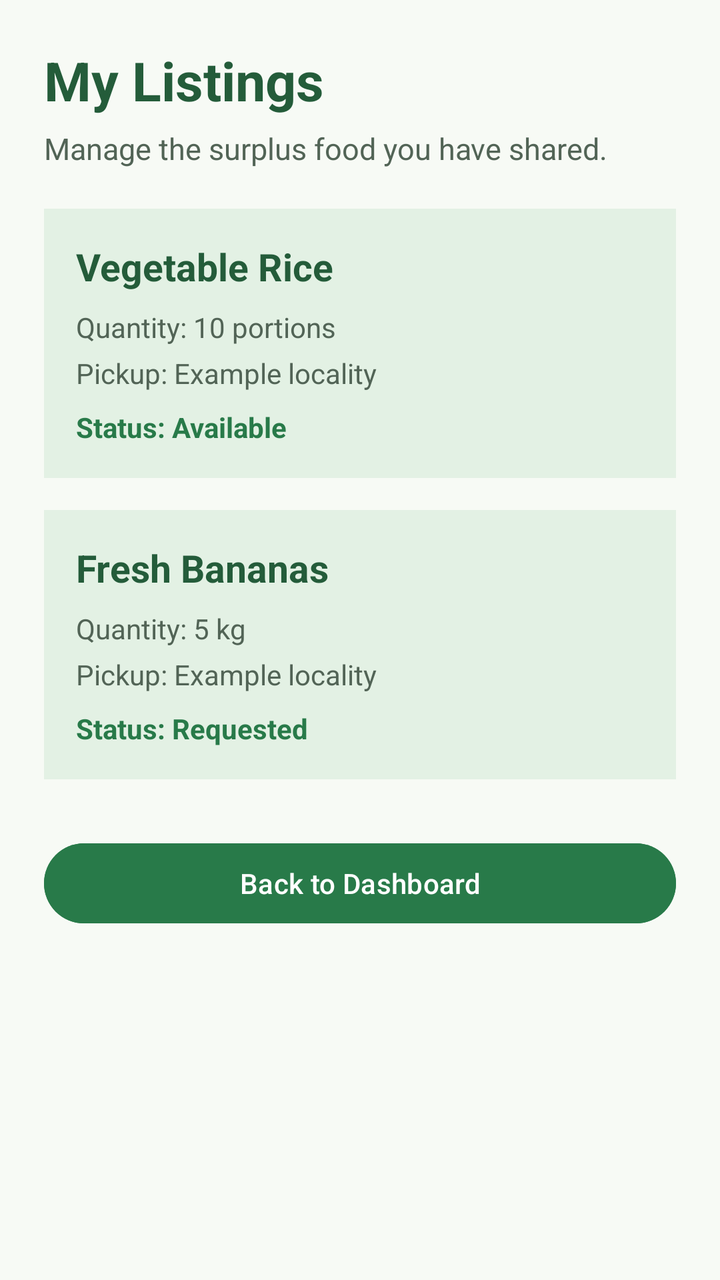
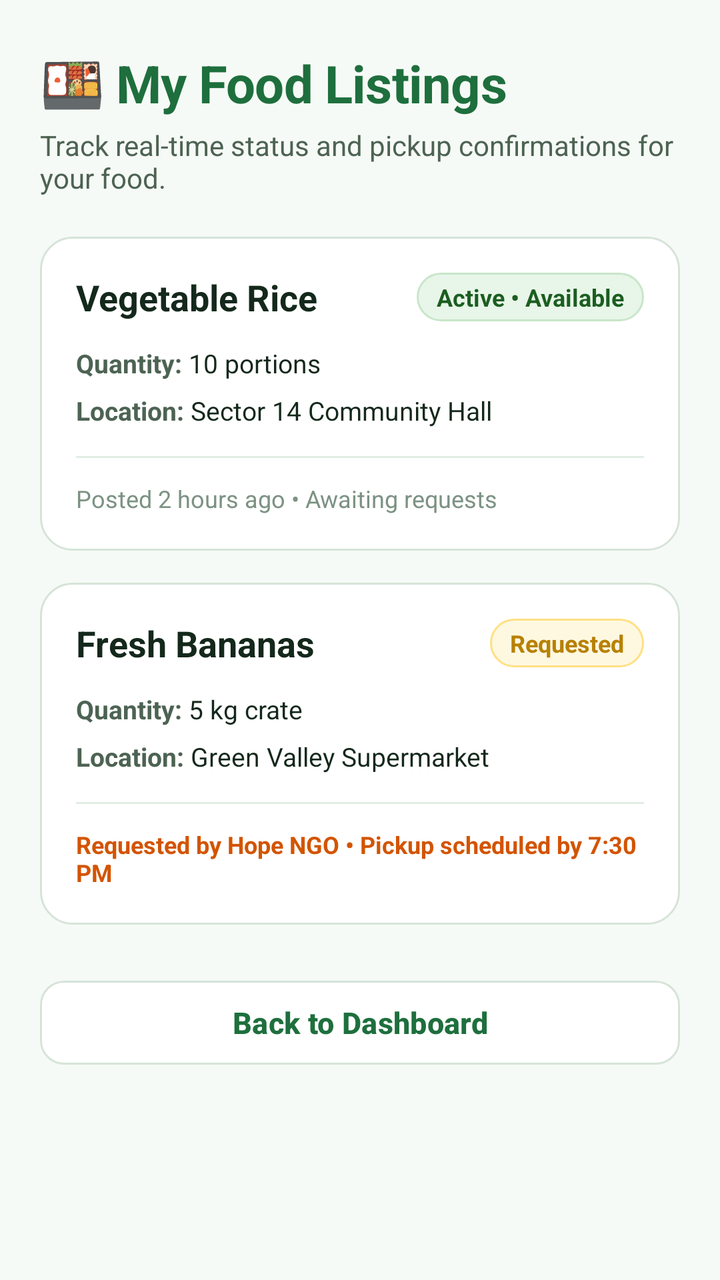

The first picture is an Android layout as it rendered before a commit; the second is the same layout after the commit. The layout source and the unified diff follow.
<!-- AndroidManifest.xml: application theme Theme.MealCycle -->
<!-- res/layout/activity_my_listings.xml -->
<?xml version="1.0" encoding="utf-8"?>
<ScrollView xmlns:android="http://schemas.android.com/apk/res/android"
    android:layout_width="match_parent"
    android:layout_height="match_parent"
    android:background="#F7FAF5"
    android:fillViewport="true">

    <LinearLayout
        android:layout_width="match_parent"
        android:layout_height="wrap_content"
        android:orientation="vertical"
        android:padding="22dp">

        <TextView
            android:layout_width="wrap_content"
            android:layout_height="wrap_content"
            android:text="My Listings"
            android:textColor="#245C3A"
            android:textSize="27sp"
            android:textStyle="bold" />

        <TextView
            android:layout_width="match_parent"
            android:layout_height="wrap_content"
            android:layout_marginTop="6dp"
            android:layout_marginBottom="20dp"
            android:text="Manage the surplus food you have shared."
            android:textColor="#526456"
            android:textSize="15sp" />

        
        <LinearLayout
            android:layout_width="match_parent"
            android:layout_height="wrap_content"
            android:layout_marginBottom="16dp"
            android:background="#E3F1E4"
            android:orientation="vertical"
            android:padding="16dp">

            <TextView
                android:layout_width="wrap_content"
                android:layout_height="wrap_content"
                android:text="Vegetable Rice"
                android:textColor="#245C3A"
                android:textSize="19sp"
                android:textStyle="bold" />

            <TextView
                android:layout_width="wrap_content"
                android:layout_height="wrap_content"
                android:layout_marginTop="8dp"
                android:text="Quantity: 10 portions"
                android:textColor="#526456"
                android:textSize="14sp" />

            <TextView
                android:layout_width="wrap_content"
                android:layout_height="wrap_content"
                android:layout_marginTop="4dp"
                android:text="Pickup: Example locality"
                android:textColor="#526456"
                android:textSize="14sp" />

            <TextView
                android:layout_width="wrap_content"
                android:layout_height="wrap_content"
                android:layout_marginTop="8dp"
                android:text="Status: Available"
                android:textColor="#287A49"
                android:textStyle="bold" />

        </LinearLayout>

        
        <LinearLayout
            android:layout_width="match_parent"
            android:layout_height="wrap_content"
            android:layout_marginBottom="16dp"
            android:background="#E3F1E4"
            android:orientation="vertical"
            android:padding="16dp">

            <TextView
                android:layout_width="wrap_content"
                android:layout_height="wrap_content"
                android:text="Fresh Bananas"
                android:textColor="#245C3A"
                android:textSize="19sp"
                android:textStyle="bold" />

            <TextView
                android:layout_width="wrap_content"
                android:layout_height="wrap_content"
                android:layout_marginTop="8dp"
                android:text="Quantity: 5 kg"
                android:textColor="#526456"
                android:textSize="14sp" />

            <TextView
                android:layout_width="wrap_content"
                android:layout_height="wrap_content"
                android:layout_marginTop="4dp"
                android:text="Pickup: Example locality"
                android:textColor="#526456"
                android:textSize="14sp" />

            <TextView
                android:layout_width="wrap_content"
                android:layout_height="wrap_content"
                android:layout_marginTop="8dp"
                android:text="Status: Requested"
                android:textColor="#287A49"
                android:textStyle="bold" />

        </LinearLayout>

        <Button
            android:id="@+id/btnBackToDashboard"
            android:layout_width="match_parent"
            android:layout_height="wrap_content"
            android:layout_marginTop="12dp"
            android:backgroundTint="#287A49"
            android:text="Back to Dashboard"
            android:textColor="#FFFFFF" />

    </LinearLayout>

</ScrollView>
<!-- resources referenced by this layout -->
<resources>
  <style name="Theme.MealCycle" parent="Base.Theme.MealCycle" />
  <style name="Base.Theme.MealCycle" parent="Theme.Material3.DayNight.NoActionBar">
          
          
      </style>
</resources>

<!-- the commit's change to res/layout/activity_my_listings.xml (unified diff, before → after) -->
@@ -1,127 +1,245 @@
 <?xml version="1.0" encoding="utf-8"?>
-<ScrollView xmlns:android="http://schemas.android.com/apk/res/android"
+<ScrollView
+    xmlns:android="http://schemas.android.com/apk/res/android"
+    xmlns:app="http://schemas.android.com/apk/res-auto"
     android:layout_width="match_parent"
     android:layout_height="match_parent"
-    android:background="#F7FAF5"
-    android:fillViewport="true">
+    android:fillViewport="true"
+    android:background="@color/bg_main">
 
     <LinearLayout
         android:layout_width="match_parent"
         android:layout_height="wrap_content"
         android:orientation="vertical"
-        android:padding="22dp">
+        android:paddingHorizontal="20dp"
+        android:paddingVertical="24dp">
 
         <TextView
             android:layout_width="wrap_content"
             android:layout_height="wrap_content"
-            android:text="My Listings"
-            android:textColor="#245C3A"
-            android:textSize="27sp"
-            android:textStyle="bold" />
+            android:text="🍱 My Food Listings"
+            android:textSize="26sp"
+            android:textStyle="bold"
+            android:textColor="@color/primary"
+            android:letterSpacing="-0.01" />
 
         <TextView
             android:layout_width="match_parent"
             android:layout_height="wrap_content"
-            android:layout_marginTop="6dp"
-            android:layout_marginBottom="20dp"
-            android:text="Manage the surplus food you have shared."
-            android:textColor="#526456"
-            android:textSize="15sp" />
+            android:text="Track real-time status and pickup confirmations for your food."
+            android:textSize="14sp"
+            android:textColor="@color/text_secondary"
+            android:layout_marginTop="4dp"
+            android:layout_marginBottom="20dp" />
 
         
         <LinearLayout
             android:layout_width="match_parent"
             android:layout_height="wrap_content"
-            android:layout_marginBottom="16dp"
-            android:background="#E3F1E4"
             android:orientation="vertical"
-            android:padding="16dp">
+            android:background="@drawable/bg_card_white"
+            android:padding="18dp"
+            android:layout_marginBottom="16dp">
+
+            <LinearLayout
+                android:layout_width="match_parent"
+                android:layout_height="wrap_content"
+                android:orientation="horizontal"
+                android:gravity="center_vertical">
+
+                <TextView
+                    android:layout_width="0dp"
+                    android:layout_height="wrap_content"
+                    android:layout_weight="1"
+                    android:text="Vegetable Rice"
+                    android:textSize="18sp"
+                    android:textStyle="bold"
+                    android:textColor="@color/text_primary" />
+
+                <TextView
+                    android:layout_width="wrap_content"
+                    android:layout_height="wrap_content"
+                    android:background="@drawable/bg_badge_available"
+                    android:text="Active • Available"
+                    android:textSize="12sp"
+                    android:textStyle="bold"
+                    android:textColor="@color/badge_available_text"
+                    android:paddingHorizontal="10dp"
+                    android:paddingVertical="4dp" />
+            </LinearLayout>
+
+            <LinearLayout
+                android:layout_width="match_parent"
+                android:layout_height="wrap_content"
+                android:orientation="horizontal"
+                android:layout_marginTop="12dp">
+
+                <TextView
+                    android:layout_width="wrap_content"
+                    android:layout_height="wrap_content"
+                    android:text="Quantity: "
+                    android:textSize="13sp"
+                    android:textStyle="bold"
+                    android:textColor="@color/text_secondary" />
+
+                <TextView
+                    android:layout_width="wrap_content"
+                    android:layout_height="wrap_content"
+                    android:text="10 portions"
+                    android:textSize="13sp"
+                    android:textColor="@color/text_primary" />
+            </LinearLayout>
+
+            <LinearLayout
+                android:layout_width="match_parent"
+                android:layout_height="wrap_content"
+                android:orientation="horizontal"
+                android:layout_marginTop="6dp">
+
+                <TextView
+                    android:layout_width="wrap_content"
+                    android:layout_height="wrap_content"
+                    android:text="Location: "
+                    android:textSize="13sp"
+                    android:textStyle="bold"
+                    android:textColor="@color/text_secondary" />
+
+                <TextView
+                    android:layout_width="wrap_content"
+                    android:layout_height="wrap_content"
+                    android:text="Sector 14 Community Hall"
+                    android:textSize="13sp"
+                    android:textColor="@color/text_primary" />
+            </LinearLayout>
+
+            <View
+                android:layout_width="match_parent"
+                android:layout_height="1dp"
+                android:background="@color/divider_color"
+                android:layout_marginTop="14dp"
+                android:layout_marginBottom="12dp" />
 
             <TextView
                 android:layout_width="wrap_content"
                 android:layout_height="wrap_content"
-                android:text="Vegetable Rice"
-                android:textColor="#245C3A"
-                android:textSize="19sp"
-                android:textStyle="bold" />
+                android:text="Posted 2 hours ago • Awaiting requests"
+                android:textSize="12sp"
+                android:textColor="@color/text_muted" />
+
+        </LinearLayout>
+
+        
+        <LinearLayout
+            android:layout_width="match_parent"
+            android:layout_height="wrap_content"
+            android:orientation="vertical"
+            android:background="@drawable/bg_card_white"
+            android:padding="18dp"
+            android:layout_marginBottom="24dp">
+
+            <LinearLayout
+                android:layout_width="match_parent"
+                android:layout_height="wrap_content"
+                android:orientation="horizontal"
+                android:gravity="center_vertical">
+
+                <TextView
+                    android:layout_width="0dp"
+                    android:layout_height="wrap_content"
+                    android:layout_weight="1"
+                    android:text="Fresh Bananas"
+                    android:textSize="18sp"
+                    android:textStyle="bold"
+                    android:textColor="@color/text_primary" />
+
+                <TextView
+                    android:layout_width="wrap_content"
+                    android:layout_height="wrap_content"
+                    android:background="@drawable/bg_badge_pending"
+                    android:text="Requested"
+                    android:textSize="12sp"
+                    android:textStyle="bold"
+                    android:textColor="@color/badge_pending_text"
+                    android:paddingHorizontal="10dp"
+                    android:paddingVertical="4dp" />
+            </LinearLayout>
+
+            <LinearLayout
+                android:layout_width="match_parent"
+                android:layout_height="wrap_content"
+                android:orientation="horizontal"
+                android:layout_marginTop="12dp">
+
+                <TextView
+                    android:layout_width="wrap_content"
+                    android:layout_height="wrap_content"
+                    android:text="Quantity: "
+                    android:textSize="13sp"
+                    android:textStyle="bold"
+                    android:textColor="@color/text_secondary" />
+
+                <TextView
+                    android:layout_width="wrap_content"
+                    android:layout_height="wrap_content"
+                    android:text="5 kg crate"
+                    android:textSize="13sp"
+                    android:textColor="@color/text_primary" />
+            </LinearLayout>
+
+            <LinearLayout
+                android:layout_width="match_parent"
+                android:layout_height="wrap_content"
+                android:orientation="horizontal"
+                android:layout_marginTop="6dp">
+
+                <TextView
+                    android:layout_width="wrap_content"
+                    android:layout_height="wrap_content"
+                    android:text="Location: "
+                    android:textSize="13sp"
+                    android:textStyle="bold"
+                    android:textColor="@color/text_secondary" />
+
+                <TextView
+                    android:layout_width="wrap_content"
+                    android:layout_height="wrap_content"
+                    android:text="Green Valley Supermarket"
+                    android:textSize="13sp"
+                    android:textColor="@color/text_primary" />
+            </LinearLayout>
+
+            <View
+                android:layout_width="match_parent"
+                android:layout_height="1dp"
+                android:background="@color/divider_color"
+                android:layout_marginTop="14dp"
+                android:layout_marginBottom="12dp" />
 
             <TextView
                 android:layout_width="wrap_content"
                 android:layout_height="wrap_content"
-                android:layout_marginTop="8dp"
-                android:text="Quantity: 10 portions"
-                android:textColor="#526456"
-                android:textSize="14sp" />
-
-            <TextView
-                android:layout_width="wrap_content"
-                android:layout_height="wrap_content"
-                android:layout_marginTop="4dp"
-                android:text="Pickup: Example locality"
-                android:textColor="#526456"
-                android:textSize="14sp" />
-
-            <TextView
-                android:layout_width="wrap_content"
-                android:layout_height="wrap_content"
-                android:layout_marginTop="8dp"
-                android:text="Status: Available"
-                android:textColor="#287A49"
+                android:text="Requested by Hope NGO • Pickup scheduled by 7:30 PM"
+                android:textSize="12sp"
+                android:textColor="@color/secondary_dark"
                 android:textStyle="bold" />
 
         </LinearLayout>
 
         
-        <LinearLayout
-            android:layout_width="match_parent"
-            android:layout_height="wrap_content"
-            android:layout_marginBottom="16dp"
-            android:background="#E3F1E4"
-            android:orientation="vertical"
-            android:padding="16dp">
-
-            <TextView
-                android:layout_width="wrap_content"
-                android:layout_height="wrap_content"
-                android:text="Fresh Bananas"
-                android:textColor="#245C3A"
-                android:textSize="19sp"
-                android:textStyle="bold" />
-
-            <TextView
-                android:layout_width="wrap_content"
-                android:layout_height="wrap_content"
-                android:layout_marginTop="8dp"
-                android:text="Quantity: 5 kg"
-                android:textColor="#526456"
-                android:textSize="14sp" />
-
-            <TextView
-                android:layout_width="wrap_content"
-                android:layout_height="wrap_content"
-                android:layout_marginTop="4dp"
-                android:text="Pickup: Example locality"
-                android:textColor="#526456"
-                android:textSize="14sp" />
-
-            <TextView
-                android:layout_width="wrap_content"
-                android:layout_height="wrap_content"
-                android:layout_marginTop="8dp"
-                android:text="Status: Requested"
-                android:textColor="#287A49"
-                android:textStyle="bold" />
-
-        </LinearLayout>
-
-        <Button
+        <com.google.android.material.button.MaterialButton
             android:id="@+id/btnBackToDashboard"
             android:layout_width="match_parent"
-            android:layout_height="wrap_content"
-            android:layout_marginTop="12dp"
-            android:backgroundTint="#287A49"
+            android:layout_height="50dp"
             android:text="Back to Dashboard"
-            android:textColor="#FFFFFF" />
+            android:textAllCaps="false"
+            android:textSize="15sp"
+            android:textStyle="bold"
+            android:backgroundTint="@color/surface_card"
+            android:textColor="@color/primary"
+            app:cornerRadius="12dp"
+            app:strokeColor="@color/border_light"
+            app:strokeWidth="1dp"
+            app:elevation="0dp" />
 
     </LinearLayout>
 
<!-- resource entries referenced after the edit -->
@@ -1,9 +1,62 @@
 <!-- resources referenced by this layout -->
 <resources>
+  <color name="badge_available_text">#1B5E20</color>
+  <color name="badge_pending_text">#B78103</color>
+  <color name="bg_main">#F6FAF6</color>
+  <color name="border_light">#D6E4D8</color>
+  <color name="divider_color">#E1ECE2</color>
+  <color name="primary">#1E6F3D</color>
+  <color name="secondary_dark">#D35400</color>
+  <color name="surface_card">#FFFFFF</color>
+  <color name="text_muted">#7C9283</color>
+  <color name="text_primary">#14281B</color>
+  <color name="text_secondary">#4D6353</color>
+  <!-- drawable bg_badge_available (drawable) -->
+  <?xml version="1.0" encoding="utf-8"?>
+  <shape xmlns:android="http://schemas.android.com/apk/res/android"
+      android:shape="rectangle">
+      <solid android:color="@color/badge_available_bg" />
+      <corners android:radius="20dp" />
+      <stroke
+          android:width="1dp"
+          android:color="#C8E6C9" />
+  </shape>
+  <!-- drawable bg_badge_pending (drawable) -->
+  <?xml version="1.0" encoding="utf-8"?>
+  <shape xmlns:android="http://schemas.android.com/apk/res/android"
+      android:shape="rectangle">
+      <solid android:color="@color/badge_pending_bg" />
+      <corners android:radius="20dp" />
+      <stroke
+          android:width="1dp"
+          android:color="#FFE082" />
+  </shape>
+  <!-- drawable bg_card_white (drawable) -->
+  <?xml version="1.0" encoding="utf-8"?>
+  <shape xmlns:android="http://schemas.android.com/apk/res/android"
+      android:shape="rectangle">
+      <solid android:color="@color/surface_card" />
+      <corners android:radius="16dp" />
+      <stroke
+          android:width="1dp"
+          android:color="@color/border_light" />
+  </shape>
   <style name="Theme.MealCycle" parent="Base.Theme.MealCycle" />
+  <color name="badge_available_bg">#E8F5E9</color>
+  <color name="badge_pending_bg">#FFF8E1</color>
   <style name="Base.Theme.MealCycle" parent="Theme.Material3.DayNight.NoActionBar">
           
-          
+          <item name="colorPrimary">@color/primary</item>
+          <item name="colorPrimaryVariant">@color/primary_dark</item>
+          <item name="colorOnPrimary">@color/text_on_primary</item>
+          <item name="colorSecondary">@color/secondary</item>
+          <item name="colorSurface">@color/surface_card</item>
+          <item name="android:windowBackground">@color/bg_main</item>
+          <item name="android:statusBarColor">@color/bg_main</item>
+          <item name="android:windowLightStatusBar">true</item>
       </style>
+  <color name="primary_dark">#134E2A</color>
+  <color name="text_on_primary">#FFFFFF</color>
+  <color name="secondary">#E67E22</color>
 </resources>
 
